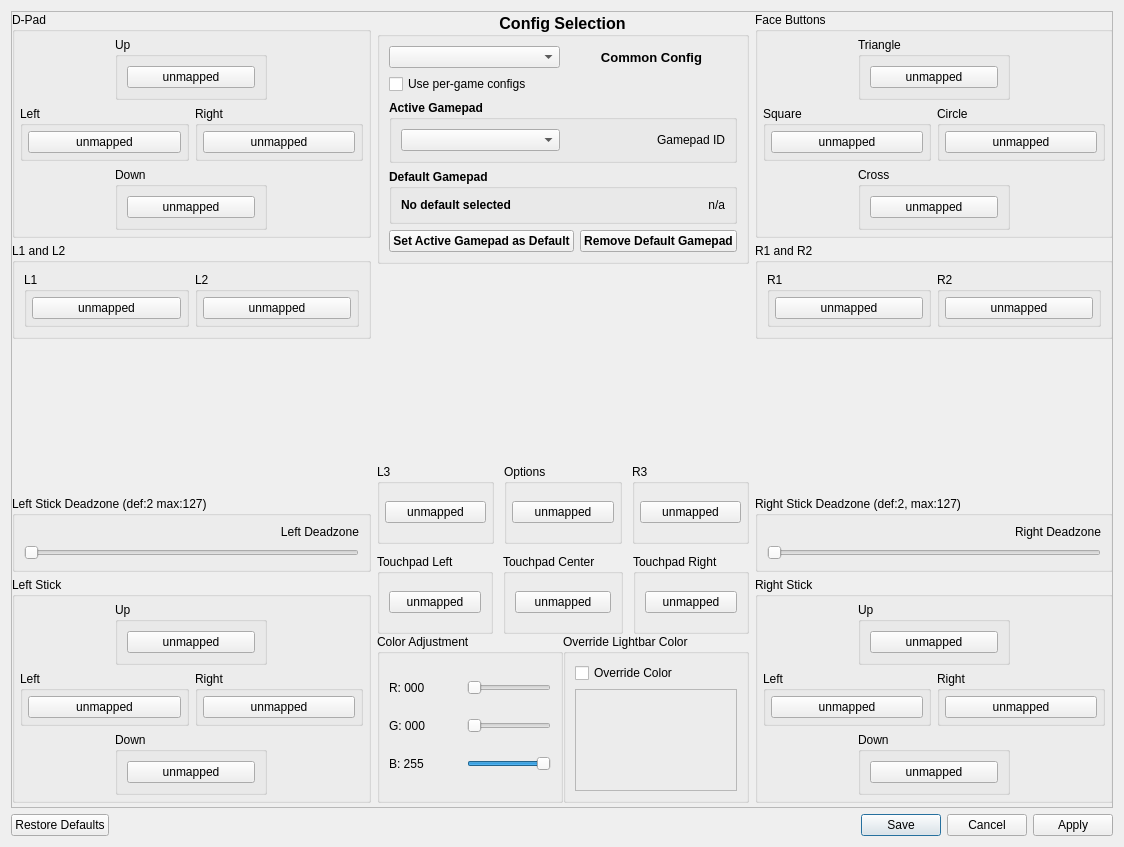
This is src/qt_gui/control_settings.ui in shadps4-emu/shadPS4 as Qt 5 draws it before an edit. The edited form follows.
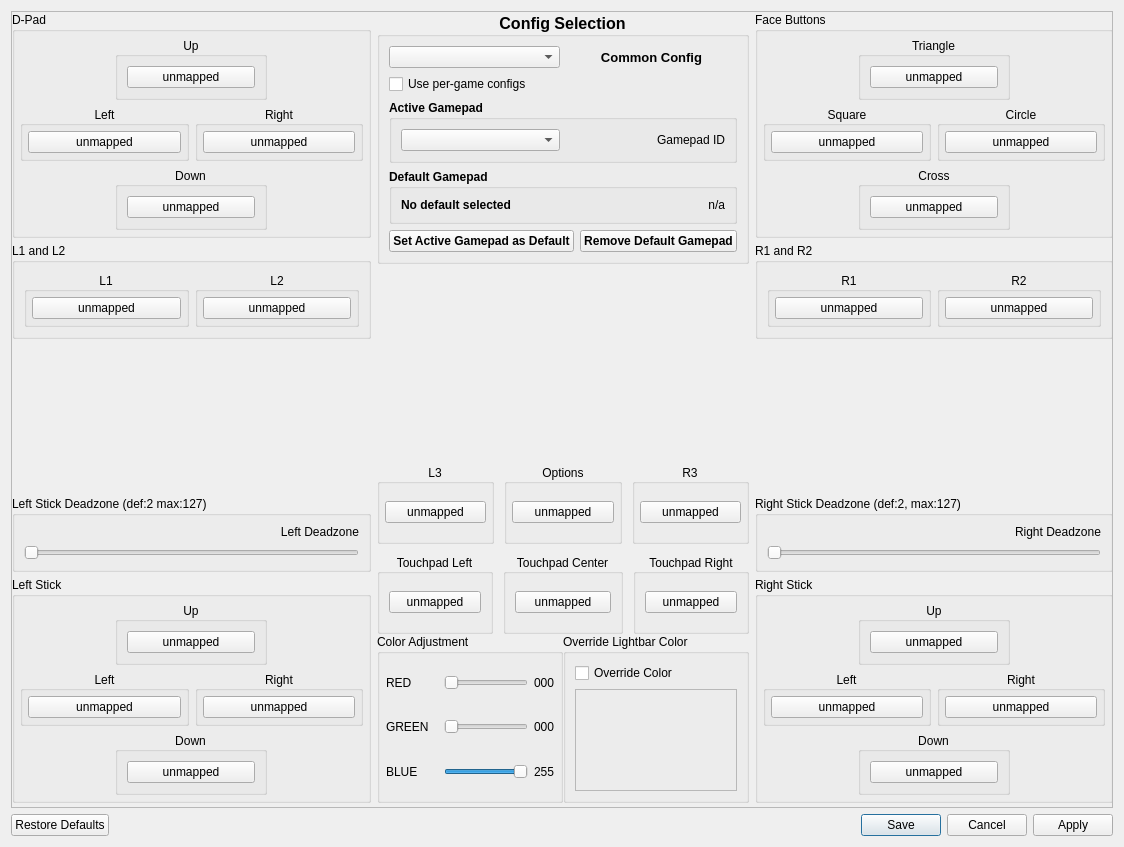
This is the edited form. Icons and pictures are not drawn.

Commit message:
minor adjustments to the interface and translation (#3531)
* minor adjustments to the interface and translation

* +

Deadzone Offset (def 0.50): 0.50
Speed Multiplier (def 1.0): 1.0
Speed Offset (def 0.125): 0.125

Log position adjustment

* RGB

RED
GREEN
BLUE

* + -

```diff
--- a/src/qt_gui/control_settings.ui
+++ b/src/qt_gui/control_settings.ui
@@ -123,6 +123,9 @@
                   <property name="title">
                    <string>Up</string>
                   </property>
+                  <property name="alignment">
+                   <set>Qt::AlignmentFlag::AlignCenter</set>
+                  </property>
                   <layout class="QHBoxLayout" name="horizontalLayout_4">
                    <item>
                     <widget class="QPushButton" name="DpadUpButton">
@@ -144,6 +147,9 @@
                  <property name="title">
                   <string>Left</string>
                  </property>
+                 <property name="alignment">
+                  <set>Qt::AlignmentFlag::AlignCenter</set>
+                 </property>
                  <layout class="QVBoxLayout" name="gb_dpad_left_layout">
                   <property name="leftMargin">
                    <number>5</number>
@@ -172,6 +178,9 @@
                  <property name="title">
                   <string>Right</string>
                  </property>
+                 <property name="alignment">
+                  <set>Qt::AlignmentFlag::AlignCenter</set>
+                 </property>
                  <layout class="QVBoxLayout" name="gb_dpad_right_layout">
                   <property name="leftMargin">
                    <number>5</number>
@@ -229,6 +238,9 @@
                   <property name="title">
                    <string>Down</string>
                   </property>
+                  <property name="alignment">
+                   <set>Qt::AlignmentFlag::AlignCenter</set>
+                  </property>
                   <layout class="QHBoxLayout" name="horizontalLayout_3">
                    <item>
                     <widget class="QPushButton" name="DpadDownButton">
@@ -261,7 +273,10 @@
                 </sizepolicy>
                </property>
                <property name="title">
-                <string>L1</string>
+                <string notr="true">L1</string>
+               </property>
+               <property name="alignment">
+                <set>Qt::AlignmentFlag::AlignCenter</set>
                </property>
                <layout class="QVBoxLayout" name="gb_l1_layout">
                 <property name="leftMargin">
@@ -289,7 +304,10 @@
              <item>
               <widget class="QGroupBox" name="gb_l2">
                <property name="title">
-                <string>L2</string>
+                <string notr="true">L2</string>
+               </property>
+               <property name="alignment">
+                <set>Qt::AlignmentFlag::AlignCenter</set>
                </property>
                <layout class="QVBoxLayout" name="gb_l2_layout">
                 <property name="leftMargin">
@@ -448,6 +466,9 @@
                   <property name="title">
                    <string>Up</string>
                   </property>
+                  <property name="alignment">
+                   <set>Qt::AlignmentFlag::AlignCenter</set>
+                  </property>
                   <layout class="QVBoxLayout" name="verticalLayout_10">
                    <item>
                     <widget class="QPushButton" name="LStickUpButton">
@@ -469,6 +490,9 @@
                  <property name="title">
                   <string>Left</string>
                  </property>
+                 <property name="alignment">
+                  <set>Qt::AlignmentFlag::AlignCenter</set>
+                 </property>
                  <layout class="QVBoxLayout" name="gb_left_stick_left_layout">
                   <property name="leftMargin">
                    <number>5</number>
@@ -503,6 +527,9 @@
                  <property name="title">
                   <string>Right</string>
                  </property>
+                 <property name="alignment">
+                  <set>Qt::AlignmentFlag::AlignCenter</set>
+                 </property>
                  <layout class="QVBoxLayout" name="gb_left_stick_right_layout">
                   <property name="leftMargin">
                    <number>5</number>
@@ -560,6 +587,9 @@
                   <property name="title">
                    <string>Down</string>
                   </property>
+                  <property name="alignment">
+                   <set>Qt::AlignmentFlag::AlignCenter</set>
+                  </property>
                   <layout class="QVBoxLayout" name="verticalLayout_8">
                    <item>
                     <widget class="QPushButton" name="LStickDownButton">
@@ -840,7 +870,10 @@
                  </sizepolicy>
                 </property>
                 <property name="title">
-                 <string>L3</string>
+                 <string notr="true">L3</string>
+                </property>
+                <property name="alignment">
+                 <set>Qt::AlignmentFlag::AlignCenter</set>
                 </property>
                 <layout class="QVBoxLayout" name="gb_l3_layout">
                  <property name="leftMargin">
@@ -870,6 +903,9 @@
                 <property name="title">
                  <string>Options</string>
                 </property>
+                <property name="alignment">
+                 <set>Qt::AlignmentFlag::AlignCenter</set>
+                </property>
                 <layout class="QVBoxLayout" name="gb_start_layout">
                  <property name="leftMargin">
                   <number>5</number>
@@ -902,7 +938,10 @@
                  </sizepolicy>
                 </property>
                 <property name="title">
-                 <string>R3</string>
+                 <string notr="true">R3</string>
+                </property>
+                <property name="alignment">
+                 <set>Qt::AlignmentFlag::AlignCenter</set>
                 </property>
                 <layout class="QVBoxLayout" name="gb_r3_layout">
                  <property name="leftMargin">
@@ -936,6 +975,9 @@
                 <property name="title">
                  <string>Touchpad Left</string>
                 </property>
+                <property name="alignment">
+                 <set>Qt::AlignmentFlag::AlignCenter</set>
+                </property>
                 <layout class="QHBoxLayout" name="horizontalLayout_5">
                  <item>
                   <widget class="QPushButton" name="TouchpadLeftButton">
@@ -952,6 +994,9 @@
                 <property name="title">
                  <string>Touchpad Center</string>
                 </property>
+                <property name="alignment">
+                 <set>Qt::AlignmentFlag::AlignCenter</set>
+                </property>
                 <layout class="QVBoxLayout" name="verticalLayout_11">
                  <item>
                   <widget class="QPushButton" name="TouchpadCenterButton">
@@ -968,6 +1013,9 @@
                 <property name="title">
                  <string>Touchpad Right</string>
                 </property>
+                <property name="alignment">
+                 <set>Qt::AlignmentFlag::AlignCenter</set>
+                </property>
                 <layout class="QVBoxLayout" name="verticalLayout_12">
                  <item>
                   <widget class="QPushButton" name="TouchpadRightButton">
@@ -998,17 +1046,26 @@
                  <string>Color Adjustment</string>
                 </property>
                 <layout class="QVBoxLayout" name="verticalLayout_18">
+                 <property name="leftMargin">
+                  <number>6</number>
+                 </property>
+                 <property name="rightMargin">
+                  <number>6</number>
+                 </property>
                  <item>
                   <layout class="QHBoxLayout" name="horizontalLayout_9">
+                   <property name="spacing">
+                    <number>6</number>
+                   </property>
                    <item>
-                    <widget class="QLabel" name="RLabel">
+                    <widget class="QLabel" name="RLabel_text">
                      <property name="font">
                       <font>
                        <bold>false</bold>
                       </font>
                      </property>
                      <property name="text">
-                      <string notr="true">R: 000</string>
+                      <string>RED</string>
                      </property>
                     </widget>
                    </item>
@@ -1028,19 +1085,32 @@
                      </property>
                     </widget>
                    </item>
+                   <item>
+                    <widget class="QLabel" name="RLabel">
+                     <property name="maximumSize">
+                      <size>
+                       <width>20</width>
+                       <height>16777215</height>
+                      </size>
+                     </property>
+                     <property name="text">
+                      <string notr="true">000</string>
+                     </property>
+                    </widget>
+                   </item>
                   </layout>
                  </item>
                  <item>
                   <layout class="QHBoxLayout" name="horizontalLayout_10">
                    <item>
-                    <widget class="QLabel" name="GLabel">
+                    <widget class="QLabel" name="GLabel_text">
                      <property name="font">
                       <font>
                        <bold>false</bold>
                       </font>
                      </property>
                      <property name="text">
-                      <string notr="true">G: 000</string>
+                      <string>GREEN</string>
                      </property>
                     </widget>
                    </item>
@@ -1060,19 +1130,32 @@
                      </property>
                     </widget>
                    </item>
+                   <item>
+                    <widget class="QLabel" name="GLabel">
+                     <property name="maximumSize">
+                      <size>
+                       <width>20</width>
+                       <height>16777215</height>
+                      </size>
+                     </property>
+                     <property name="text">
+                      <string notr="true">000</string>
+                     </property>
+                    </widget>
+                   </item>
                   </layout>
                  </item>
                  <item>
                   <layout class="QHBoxLayout" name="horizontalLayout_11">
                    <item>
-                    <widget class="QLabel" name="BLabel">
+                    <widget class="QLabel" name="BLabel_text">
                      <property name="font">
                       <font>
                        <bold>false</bold>
                       </font>
                      </property>
                      <property name="text">
-                      <string notr="true">B: 255</string>
+                      <string>BLUE</string>
                      </property>
                     </widget>
                    </item>
@@ -1095,6 +1178,19 @@
                      </property>
                     </widget>
                    </item>
+                   <item>
+                    <widget class="QLabel" name="BLabel">
+                     <property name="maximumSize">
+                      <size>
+                       <width>20</width>
+                       <height>16777215</height>
+                      </size>
+                     </property>
+                     <property name="text">
+                      <string notr="true">255</string>
+                     </property>
+                    </widget>
+                   </item>
                   </layout>
                  </item>
                 </layout>
@@ -1213,6 +1309,9 @@
                   <property name="title">
                    <string>Triangle</string>
                   </property>
+                  <property name="alignment">
+                   <set>Qt::AlignmentFlag::AlignCenter</set>
+                  </property>
                   <layout class="QVBoxLayout" name="verticalLayout_3">
                    <item>
                     <widget class="QPushButton" name="TriangleButton">
@@ -1234,6 +1333,9 @@
                  <property name="title">
                   <string>Square</string>
                  </property>
+                 <property name="alignment">
+                  <set>Qt::AlignmentFlag::AlignCenter</set>
+                 </property>
                  <layout class="QVBoxLayout" name="gb_square_layout">
                   <property name="leftMargin">
                    <number>5</number>
@@ -1262,6 +1364,9 @@
                  <property name="title">
                   <string>Circle</string>
                  </property>
+                 <property name="alignment">
+                  <set>Qt::AlignmentFlag::AlignCenter</set>
+                 </property>
                  <layout class="QVBoxLayout" name="gb_circle_layout">
                   <property name="leftMargin">
                    <number>5</number>
@@ -1319,6 +1424,9 @@
                   <property name="title">
                    <string>Cross</string>
                   </property>
+                  <property name="alignment">
+                   <set>Qt::AlignmentFlag::AlignCenter</set>
+                  </property>
                   <layout class="QVBoxLayout" name="verticalLayout_5">
                    <item>
                     <widget class="QPushButton" name="CrossButton">
@@ -1351,7 +1459,10 @@
                 </sizepolicy>
                </property>
                <property name="title">
-                <string>R1</string>
+                <string notr="true">R1</string>
+               </property>
+               <property name="alignment">
+                <set>Qt::AlignmentFlag::AlignCenter</set>
                </property>
                <layout class="QVBoxLayout" name="gb_r1_layout">
                 <property name="leftMargin">
@@ -1379,7 +1490,10 @@
              <item>
               <widget class="QGroupBox" name="gb_r2">
                <property name="title">
-                <string>R2</string>
+                <string notr="true">R2</string>
+               </property>
+               <property name="alignment">
+                <set>Qt::AlignmentFlag::AlignCenter</set>
                </property>
                <layout class="QVBoxLayout" name="gb_r2_layout">
                 <property name="leftMargin">
@@ -1541,6 +1655,9 @@
                   <property name="title">
                    <string>Up</string>
                   </property>
+                  <property name="alignment">
+                   <set>Qt::AlignmentFlag::AlignCenter</set>
+                  </property>
                   <layout class="QVBoxLayout" name="verticalLayout_7">
                    <item>
                     <widget class="QPushButton" name="RStickUpButton">
@@ -1562,6 +1679,9 @@
                  <property name="title">
                   <string>Left</string>
                  </property>
+                 <property name="alignment">
+                  <set>Qt::AlignmentFlag::AlignCenter</set>
+                 </property>
                  <layout class="QVBoxLayout" name="gb_right_stick_left_layout">
                   <property name="leftMargin">
                    <number>5</number>
@@ -1590,6 +1710,9 @@
                  <property name="title">
                   <string>Right</string>
                  </property>
+                 <property name="alignment">
+                  <set>Qt::AlignmentFlag::AlignCenter</set>
+                 </property>
                  <layout class="QVBoxLayout" name="gb_right_stick_right_layout">
                   <property name="leftMargin">
                    <number>5</number>
@@ -1647,6 +1770,9 @@
                   <property name="title">
                    <string>Down</string>
                   </property>
+                  <property name="alignment">
+                   <set>Qt::AlignmentFlag::AlignCenter</set>
+                  </property>
                   <layout class="QVBoxLayout" name="verticalLayout_6">
                    <item>
                     <widget class="QPushButton" name="RStickDownButton">
```
The commit also changes 6 other files.
